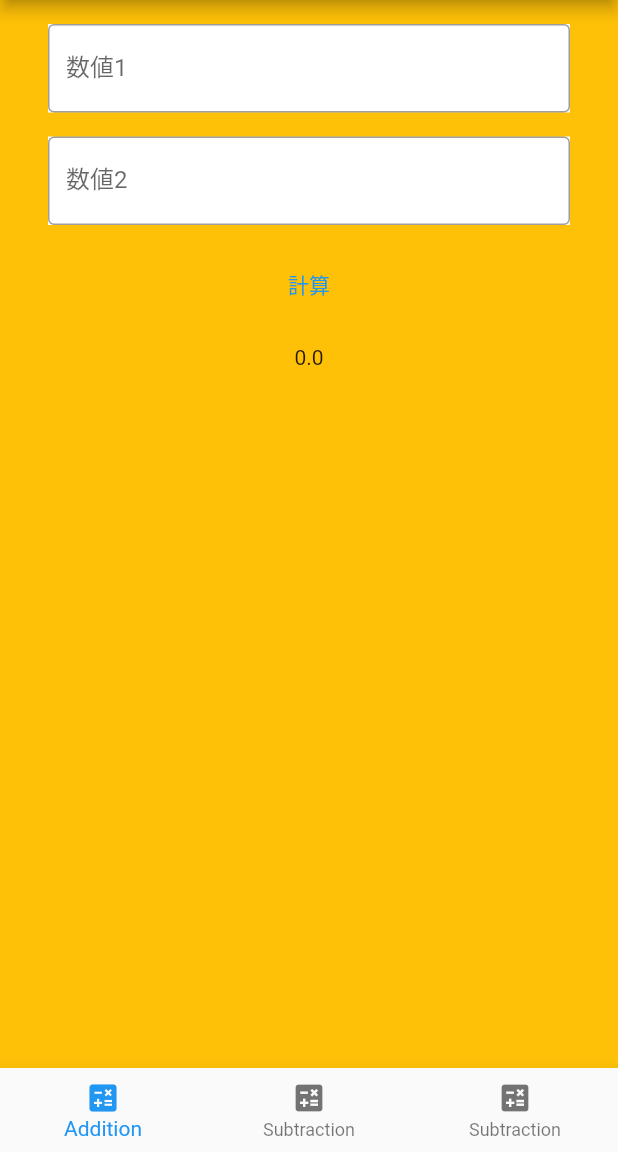
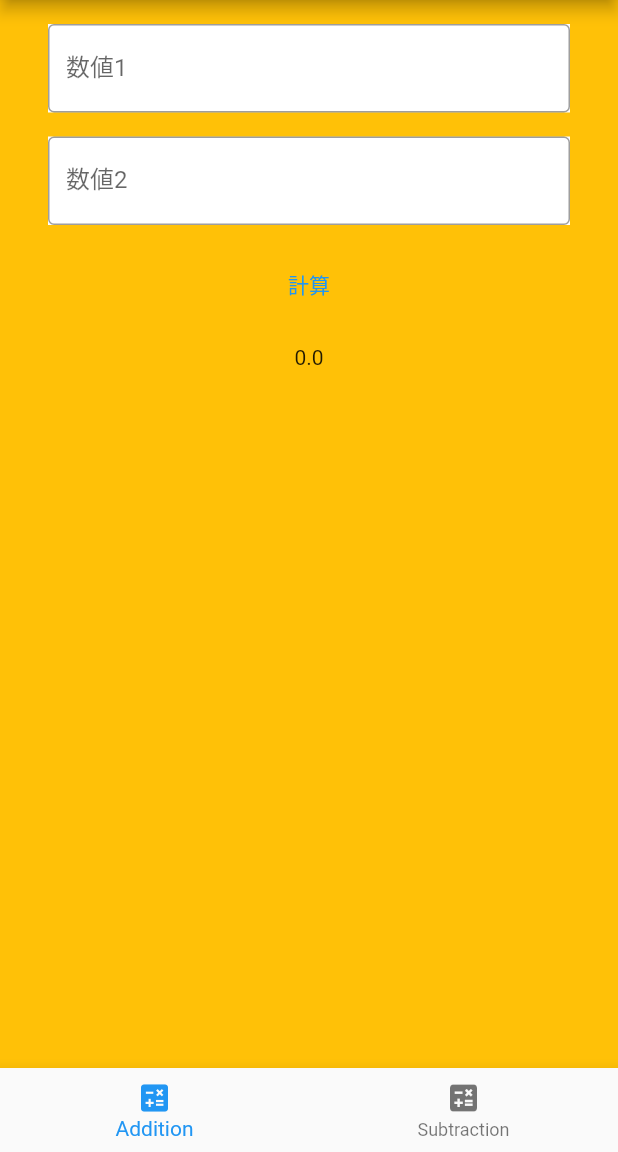
Before and after one commit to akio0911/-akio0911_kadai7, a Flutter app: the screen it shows after launch, on a phone screen of 412 x 824 dp, the part 84-1236 px from its top. Run offline on Flutter 3.47's test engine with Material 2 defaults, Android fonts, the phone set to English and light mode, and no system bars.

```diff
--- a/lib/main.dart
+++ b/lib/main.dart
@@ -43,7 +43,6 @@ class _MyHomePageState extends State<MyHomePage> {
         },
         backgroundColor: Colors.lightGreen,
     ),
-    Container(),
   ];
 
   @override
@@ -52,16 +51,15 @@ class _MyHomePageState extends State<MyHomePage> {
       appBar: AppBar(
         title: Text(widget.title),
       ),
-      body: _pageList[_selectedPageIndex],
+      body: IndexedStack(
+        index: _selectedPageIndex,
+        children: _pageList,
+      ),
       bottomNavigationBar: BottomNavigationBar(
         items: [
           BottomNavigationBarItem(
             icon: Icon(Icons.calculate),
             label: 'Addition',
-          ),
-          BottomNavigationBarItem(
-            icon: Icon(Icons.calculate),
-            label: 'Subtraction',
           ),
           BottomNavigationBarItem(
             icon: Icon(Icons.calculate),
```
